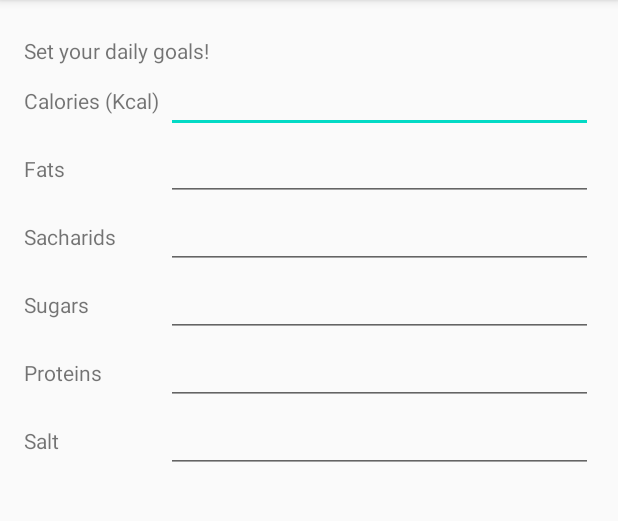
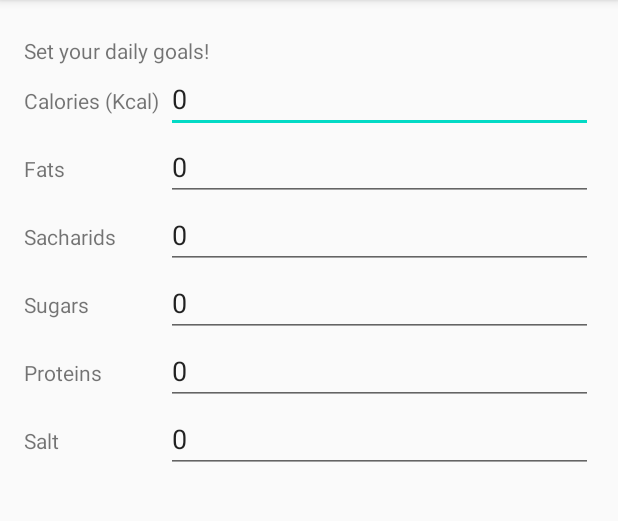
Before and after one commit to Joe5K/CalorieTables, an Android app: the Settings screen opened directly, with no data from a screen before it, on a phone screen of 412 x 824 dp, the part 84-605 px from its top. Run offline under Robolectric (Android 15) with nearby library versions, the phone set to English and light mode, and no system bars.

Commit message:
settings use shared preferences

```diff
--- a/app/src/main/java/com/tamz/tamzprojekt/activities/Settings.java
+++ b/app/src/main/java/com/tamz/tamzprojekt/activities/Settings.java
@@ -7,11 +7,21 @@ import android.content.SharedPreferences;
 import android.os.Bundle;
 import android.view.MenuItem;
 import android.view.View;
+import android.widget.EditText;
 
 import com.google.android.material.floatingactionbutton.FloatingActionButton;
+import com.tamz.tamzprojekt.DataManipulator;
 import com.tamz.tamzprojekt.R;
 
+import java.util.Locale;
+
 public class Settings extends AppCompatActivity {
+    private static final String KEY_CALORIES = "Calories";
+    private static final String KEY_FATS = "Fats";
+    private static final String KEY_SACCHARIDES = "Saccharides";
+    private static final String KEY_SUGARS = "Sugars";
+    private static final String KEY_PROTEINS = "Proteins";
+    private static final String KEY_SALT = "Salt";
 
     @Override
     protected void onCreate(Bundle savedInstanceState) {
@@ -20,17 +30,41 @@ public class Settings extends AppCompatActivity {
         super.onCreate(savedInstanceState);
         setContentView(R.layout.activity_settings);
 
+        final SharedPreferences sharedPref = getSharedPreferences("goals", Context.MODE_PRIVATE);
+
+        ((EditText) findViewById(R.id.calories)).setText(getData(sharedPref, KEY_CALORIES, 0));
+        ((EditText) findViewById(R.id.fats)).setText(getData(sharedPref, KEY_FATS, 0));
+        ((EditText) findViewById(R.id.saccharides)).setText(getData(sharedPref, KEY_SACCHARIDES, 0));
+        ((EditText) findViewById(R.id.sugars)).setText(getData(sharedPref, KEY_SUGARS, 0));
+        ((EditText) findViewById(R.id.proteins)).setText(getData(sharedPref, KEY_PROTEINS, 0));
+        ((EditText) findViewById(R.id.salt)).setText(getData(sharedPref, KEY_SALT, 0));
+
         FloatingActionButton floatingActionButton = findViewById(R.id.floatingActionButton2);
         floatingActionButton.setOnClickListener(new View.OnClickListener() {
             @Override
             public void onClick(View view) {
-                SharedPreferences sharedPref = getSharedPreferences("nameKey", Context.MODE_PRIVATE);
+
                 SharedPreferences.Editor editor = sharedPref.edit();
+                editor = putDouble(editor, KEY_CALORIES, DataManipulator.getDoubleFromEditText(findViewById(R.id.calories)));
+                editor = putDouble(editor, KEY_FATS, DataManipulator.getDoubleFromEditText(findViewById(R.id.fats)));
+                editor = putDouble(editor, KEY_SACCHARIDES, DataManipulator.getDoubleFromEditText(findViewById(R.id.saccharides)));
+                editor = putDouble(editor, KEY_SUGARS, DataManipulator.getDoubleFromEditText(findViewById(R.id.sugars)));
+                editor = putDouble(editor, KEY_PROTEINS, DataManipulator.getDoubleFromEditText(findViewById(R.id.proteins)));
+                editor = putDouble(editor, KEY_SALT, DataManipulator.getDoubleFromEditText(findViewById(R.id.salt)));
                 //editor.putInt(getString(R.string.saved_high_score_key), newHighScore);
                 editor.apply();
                 finish();
             }
         });
+    }
+
+    public static SharedPreferences.Editor putDouble(final SharedPreferences.Editor edit, final String key, final double value) {
+        return edit.putLong(key, Double.doubleToRawLongBits(value));
+    }
+
+    public static String getData(final SharedPreferences prefs, final String key, final double defaultValue) {
+        double num =  Double.longBitsToDouble(prefs.getLong(key, Double.doubleToLongBits(defaultValue)));
+        return DataManipulator.getStringFromDouble(num);
     }
 
     @Override
--- a/app/src/main/java/com/tamz/tamzprojekt/activities/Statistics.java
+++ b/app/src/main/java/com/tamz/tamzprojekt/activities/Statistics.java
@@ -23,9 +23,10 @@ public class Statistics extends AppCompatActivity {
 
         mPieChart.addPieSlice(new PieModel("Freetime", 15, Color.parseColor("#FE6DA8")));
         mPieChart.addPieSlice(new PieModel("Sleep", 25, Color.parseColor("#56B7F1")));
-        mPieChart.addPieSlice(new PieModel("Work", 35, Color.parseColor("#CDA67F")));
+        //mPieChart.addPieSlice(new PieModel("Work", 35, Color.parseColor("#CDA67F")));
         mPieChart.addPieSlice(new PieModel("Eating", 9, Color.parseColor("#FED70E")));
 
+        mPieChart.setInnerValueString("aaaa");
         mPieChart.startAnimation();
     }
 
--- a/app/src/main/res/layout/activity_statistics.xml
+++ b/app/src/main/res/layout/activity_statistics.xml
@@ -12,7 +12,8 @@
         android:layout_height="300dp"
         android:padding="8dp"
         app:egLegendTextSize="18sp"
-
+        app:egInnerValueSize="36sp"
+        app:egInnerValueString="20"
         app:layout_constraintStart_toStartOf="parent"
         app:layout_constraintTop_toTopOf="parent" />
 </androidx.constraintlayout.widget.ConstraintLayout>
```
Also changed, not shown: app/src/main/java/com/tamz/tamzprojekt/DataManipulator.java (added, +36 -0 lines), app/src/main/java/com/tamz/tamzprojekt/activities/EditFoodDataActivity.java (+16 -44 lines).
